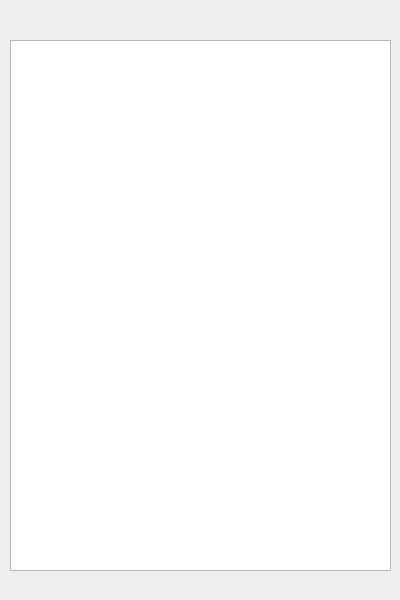
Buloque/To-Do, file pagina_inicial_adm.ui: the form before one commit.
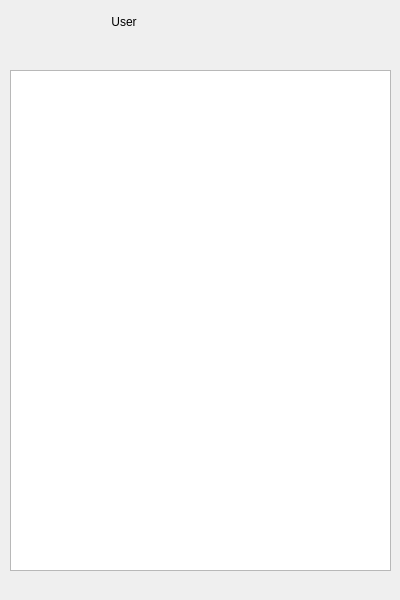
The form after the commit.

Commit message:
User no ADM
Já e passado o id do usuario do ADM e o nome do mesmo.

Adaptando Criar para aceitar alteração.

Erro:
Fica salvo a informação de editar no Criar do ADM, LIMPAR INFORMAÇÕES QUANDO SAIR DO ADM

Patch:
```diff
--- a/pagina_inicial_adm.ui
+++ b/pagina_inicial_adm.ui
@@ -29,12 +29,28 @@
    <property name="geometry">
     <rect>
      <x>10</x>
-     <y>40</y>
+     <y>70</y>
      <width>381</width>
-     <height>531</height>
+     <height>501</height>
     </rect>
    </property>
   </widget>
+  <widget class="QLabel" name="lblNome">
+   <property name="geometry">
+    <rect>
+     <x>30</x>
+     <y>10</y>
+     <width>188</width>
+     <height>24</height>
+    </rect>
+   </property>
+   <property name="text">
+    <string>User</string>
+   </property>
+   <property name="alignment">
+    <set>Qt::AlignmentFlag::AlignCenter</set>
+   </property>
+  </widget>
  </widget>
  <resources/>
  <connections/>
```
Left out of the diff: 2 changed lines with no effect on the pictures. The commit also changes 40 other files.
